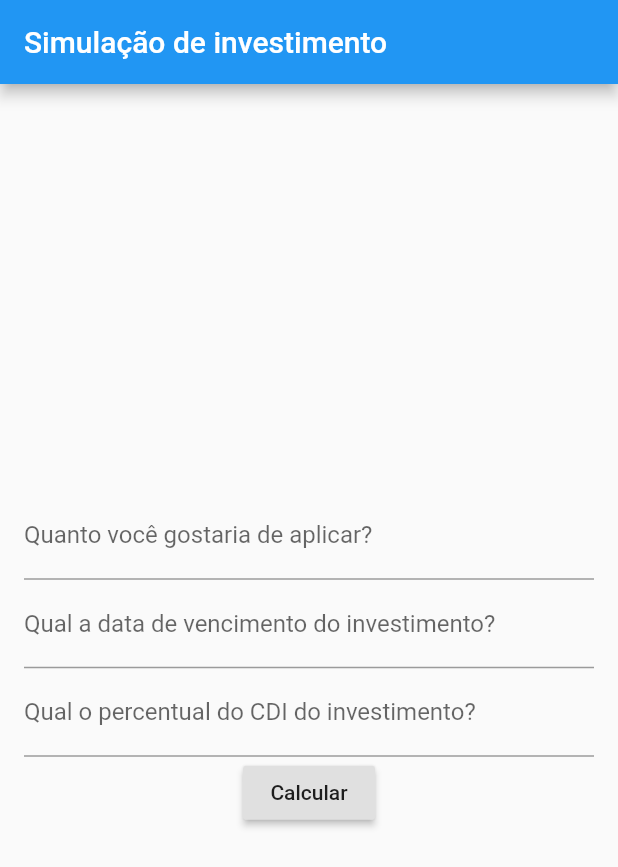
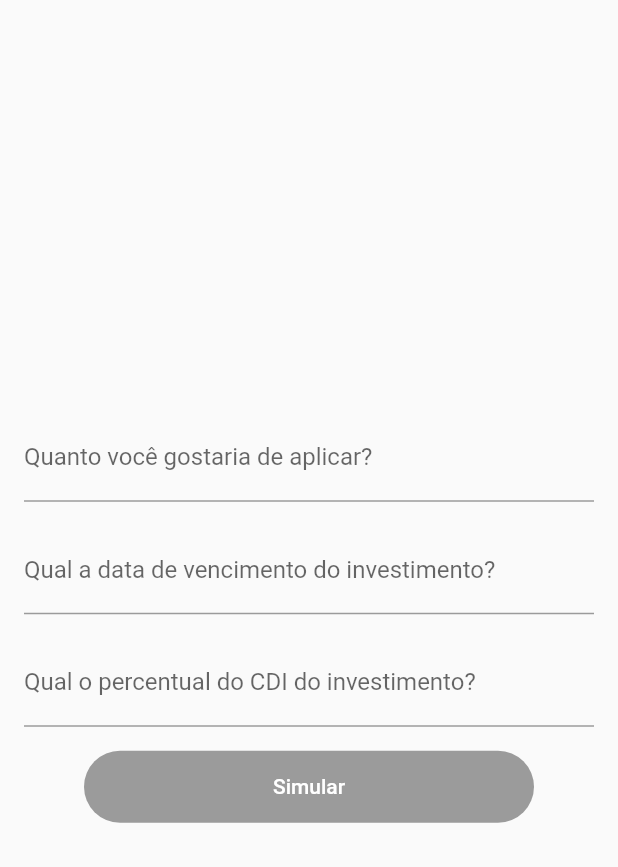
Before and after one commit to castrors/easycalc, a Flutter app: the screen it shows after launch, on a phone screen of 412 x 824 dp. Shown: the top 867 px of the screen. Run offline on Flutter 3.47's test engine with Material 2 defaults, Android fonts, the phone set to English and light mode, and no system bars; drawn by our look-alikes of datetime_picker_formfield; our stand-ins replace dio, get_it, google_fonts.

Commit message:
Adjust layout

```diff
--- a/lib/main.dart
+++ b/lib/main.dart
@@ -1,6 +1,7 @@
 import 'package:easycalc/locator.dart';
 import 'package:easycalc/ui/views/investment_form_view.dart';
 import 'package:flutter/material.dart';
+import 'package:flutter/services.dart';
 
 void main() {
   setupLocator();
@@ -10,9 +11,10 @@ void main() {
 class App extends StatelessWidget {
   @override
   Widget build(BuildContext context) {
+    SystemChrome.setSystemUIOverlayStyle(
+        SystemUiOverlayStyle(statusBarBrightness: Brightness.light));
     return MaterialApp(
       title: 'EasyCalc',
-      theme: ThemeData(),
       home: InvestmentFormView(),
     );
   }
--- a/lib/ui/views/investment_form_view.dart
+++ b/lib/ui/views/investment_form_view.dart
@@ -1,21 +1,30 @@
 import 'package:datetime_picker_formfield/datetime_picker_formfield.dart';
+import 'package:easycalc/constants.dart';
 import 'package:easycalc/core/model/investment_input.dart';
 import 'package:easycalc/ui/views/investment_detail_view.dart';
 import 'package:flutter/material.dart';
 import 'package:intl/intl.dart';
 
-class InvestmentFormView extends StatelessWidget {
+class InvestmentFormView extends StatefulWidget {
+  @override
+  _InvestmentFormViewState createState() => _InvestmentFormViewState();
+}
+
+class _InvestmentFormViewState extends State<InvestmentFormView> {
+  final _formKey = GlobalKey<FormState>();
+
   var investmentInput = InvestmentInput();
+  var _isAmountFilled = false;
+  var _isDateFilled = false;
+  var _isCDIFilled = false;
 
   @override
   Widget build(BuildContext context) {
     return Scaffold(
-      appBar: AppBar(
-        title: Text('Simulação de investimento'),
-      ),
       body: Padding(
         padding: EdgeInsets.all(16.0),
         child: Form(
+          key: _formKey,
           child: Column(
             mainAxisAlignment: MainAxisAlignment.center,
             children: <Widget>[
@@ -26,11 +35,23 @@ class InvestmentFormView extends StatelessWidget {
                 keyboardType: TextInputType.numberWithOptions(decimal: true),
                 textAlign: TextAlign.center,
                 onChanged: (amount) {
+                  setState(() {
+                    _isAmountFilled = amount.isNotEmpty;
+                  });
                   investmentInput.amount = double.parse(amount);
                 },
+                validator: (value) {
+                  if (value.isEmpty || int.parse(value) <= 0) {
+                    return 'Por favor, digite o valor do investimento';
+                  }
+                  return null;
+                },
+              ),
+              SizedBox(
+                height: 16,
               ),
               DateTimeField(
-                format: DateFormat("dd/MM/yyyy"),
+                format: DateFormat('dd/MM/yyyy'),
                 decoration: InputDecoration(
                     labelText: 'Qual a data de vencimento do investimento?',
                     hintText: 'dia/mês/ano'),
@@ -50,8 +71,15 @@ class InvestmentFormView extends StatelessWidget {
                   return null;
                 },
                 onChanged: (date) {
+                  setState(() {
+                    _isDateFilled = date != null;
+                  });
+
                   investmentInput.date = date;
                 },
+              ),
+              SizedBox(
+                height: 16,
               ),
               TextFormField(
                 decoration: InputDecoration(
@@ -59,25 +87,53 @@ class InvestmentFormView extends StatelessWidget {
                     hintText: '100%'),
                 textAlign: TextAlign.center,
                 keyboardType: TextInputType.number,
+                validator: (value) {
+                  if (value.isEmpty) {
+                    return 'Por favor, selecione o percentual do CDI';
+                  }
+                  return null;
+                },
                 onChanged: (cdi) {
+                  setState(() {
+                    _isCDIFilled = cdi.isNotEmpty;
+                  });
+
                   investmentInput.cdi = int.parse(cdi);
                 },
               ),
-              RaisedButton(
-                child: Text('Calcular'),
-                onPressed: () {
-                  Navigator.push(
-                    context,
-                    MaterialPageRoute(
-                        builder: (context) =>
-                            InvestmentDetailView(input: investmentInput)),
-                  );
-                },
-              )
+              SizedBox(
+                height: 16,
+              ),
+              ButtonTheme(
+                minWidth: 300,
+                height: 48,
+                child: RaisedButton(
+                    color: Color(customGreen),
+                    child: Text(
+                      'Simular',
+                      style: TextStyle(color: Colors.white),
+                    ),
+                    shape: RoundedRectangleBorder(
+                      borderRadius: BorderRadius.circular(24.0),
+                    ),
+                    onPressed: _isAmountFilled && _isDateFilled && _isCDIFilled
+                        ? () => _submit()
+                        : null),
+              ),
             ],
           ),
         ),
       ),
     );
   }
+
+  void _submit() {
+    if (_formKey.currentState.validate()) {
+      Navigator.push(
+        context,
+        MaterialPageRoute(
+            builder: (context) => InvestmentDetailView(input: investmentInput)),
+      );
+    }
+  }
 }
--- a/pubspec.yaml
+++ b/pubspec.yaml
@@ -15,6 +15,7 @@ dependencies:
   datetime_picker_formfield: 0.4.3
   provider: 3.2.0
   get_it: 3.0.3
+  google_fonts: 0.2.0
 
 dev_dependencies:
   flutter_test:
```
Also changed, not shown: lib/constants.dart (added, +22 -0 lines), lib/ui/views/investment_detail_view.dart (+66 -27 lines), pubspec.lock, 6 other files.
